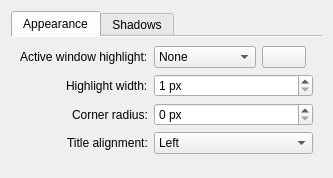
This is src/config/ui/breezeconfigurationui.ui in KrokusPokus/mkPolarisEdge as Qt 5 draws it before an edit. The edited form follows.
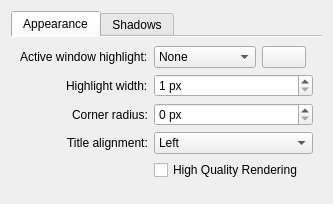
This is the edited form. Custom widgets are drawn as their Qt base class.

Commit message:
Einstellung "High Quality Rendering" für die Eckbögen
Schaltet die lineare Mischung der Eckbögen der Hervorhebung, standardmäßig an.
Ausgeschaltet zeichnet QPainter wie zuvor, pixelgleich zu Version 1.1.0. Bei
"Keine" ist die Option gesperrt, weil der graue Rahmen keine Bögen hat.

```diff
--- a/src/config/ui/breezeconfigurationui.ui
+++ b/src/config/ui/breezeconfigurationui.ui
@@ -128,6 +128,16 @@
          <item><property name="text"><string comment="@item:inlistbox alignment">Right</string></property></item>
         </widget>
        </item>
+       <item row="4" column="1">
+        <widget class="QCheckBox" name="highQualityRendering">
+         <property name="toolTip">
+          <string>Blends the rounded corners of the highlight in linear light, so that their edge pixels are not too dark. Switched off, they are drawn as in the mkAurorae themes.</string>
+         </property>
+         <property name="text">
+          <string>High Quality Rendering</string>
+         </property>
+        </widget>
+       </item>
       </layout>
      </widget>
      <widget class="QWidget" name="shadowTab">
```
The commit also changes 6 other files.
